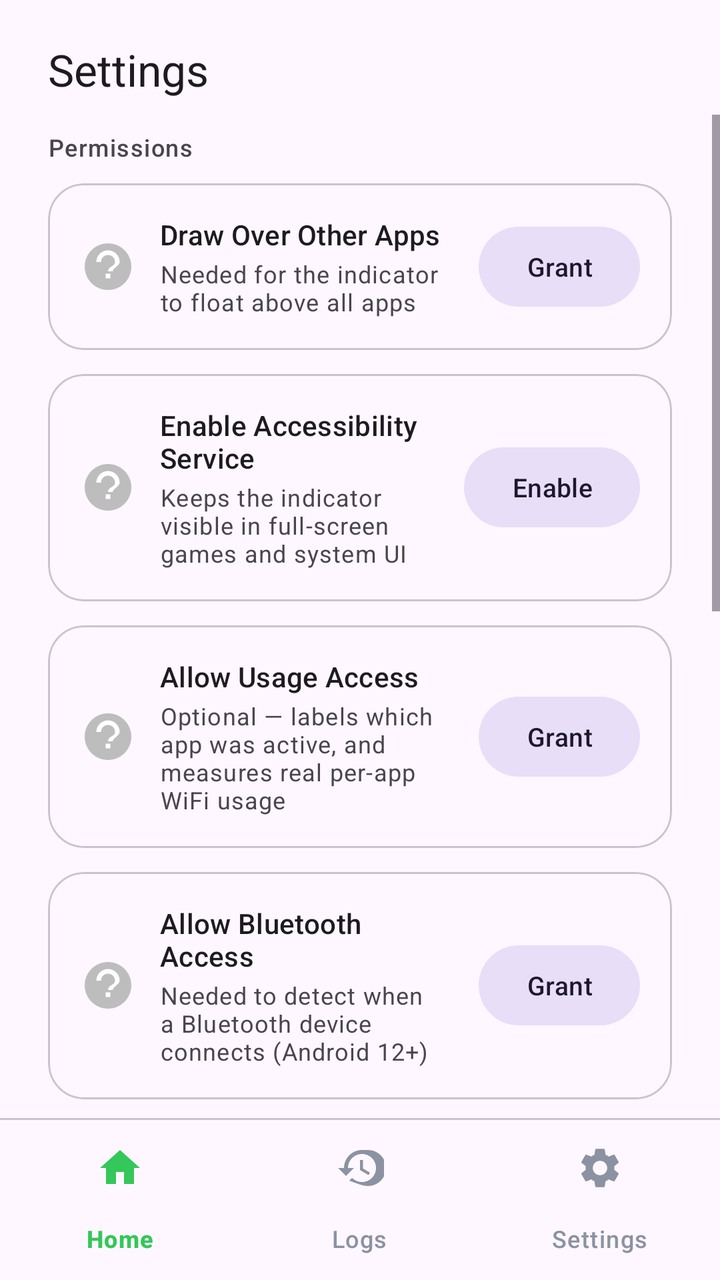
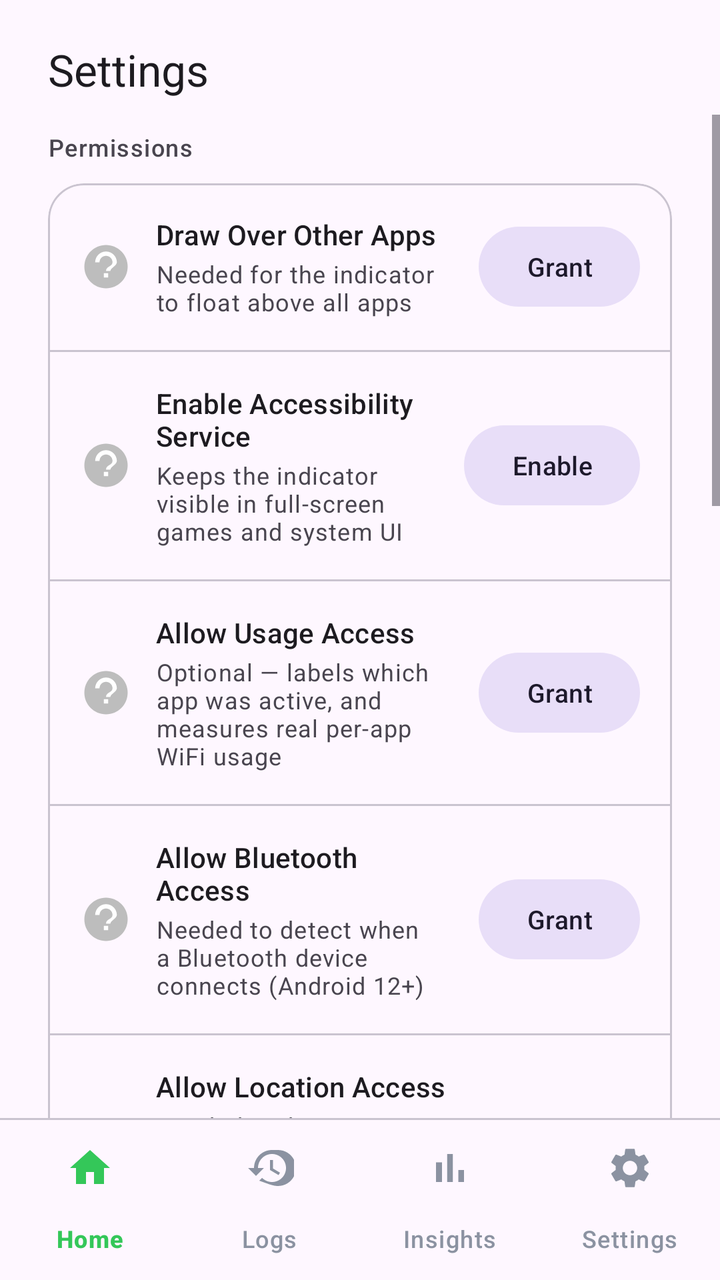

An Android layout rendered at two revisions. The XML below is the earlier revision; the diff shows what the commit changed to produce the second picture.
<!-- AndroidManifest.xml: application theme Theme.YPI -->
<!-- res/layout/activity_settings.xml -->
<?xml version="1.0" encoding="utf-8"?>
<LinearLayout xmlns:android="http://schemas.android.com/apk/res/android"
    xmlns:app="http://schemas.android.com/apk/res-auto"
    android:layout_width="match_parent"
    android:layout_height="match_parent"
    android:orientation="vertical"
    android:background="?attr/colorSurface">

    
    <TextView
        android:layout_width="wrap_content"
        android:layout_height="wrap_content"
        android:text="@string/nav_settings"
        android:textAppearance="?attr/textAppearanceTitleLarge"
        android:textColor="?attr/colorOnSurface"
        android:paddingHorizontal="24dp"
        android:paddingTop="20dp"
        android:paddingBottom="8dp" />

    <ScrollView
        android:layout_width="match_parent"
        android:layout_height="0dp"
        android:layout_weight="1"
        android:fillViewport="true"
        android:overScrollMode="never">

        <LinearLayout
            android:layout_width="match_parent"
            android:layout_height="wrap_content"
            android:orientation="vertical"
            android:paddingHorizontal="24dp"
            android:paddingBottom="28dp">

            <TextView
                android:layout_width="wrap_content"
                android:layout_height="wrap_content"
                android:text="@string/settings_permissions_heading"
                android:textAppearance="?attr/textAppearanceLabelMedium"
                android:textColor="?attr/colorOnSurfaceVariant"
                android:layout_marginTop="8dp"
                android:layout_marginBottom="10dp" />

            
            <com.google.android.material.card.MaterialCardView
                android:layout_width="match_parent"
                android:layout_height="wrap_content"
                android:layout_marginBottom="12dp"
                app:cardCornerRadius="18dp"
                app:cardElevation="0dp"
                app:strokeColor="?attr/colorOutlineVariant"
                app:strokeWidth="1dp">

                <LinearLayout
                    android:layout_width="match_parent"
                    android:layout_height="wrap_content"
                    android:orientation="horizontal"
                    android:padding="16dp"
                    android:gravity="center_vertical">

                    <ImageView
                        android:id="@+id/icStatus1"
                        android:layout_width="28dp"
                        android:layout_height="28dp"
                        android:src="@drawable/ic_pending"
                        android:contentDescription="@null" />

                    <LinearLayout
                        android:layout_width="0dp"
                        android:layout_height="wrap_content"
                        android:layout_weight="1"
                        android:orientation="vertical"
                        android:paddingHorizontal="12dp">

                        <TextView
                            android:layout_width="wrap_content"
                            android:layout_height="wrap_content"
                            android:text="@string/step1_title"
                            android:textAppearance="?attr/textAppearanceTitleSmall"
                            android:textColor="?attr/colorOnSurface" />

                        <TextView
                            android:layout_width="wrap_content"
                            android:layout_height="wrap_content"
                            android:text="@string/step1_desc"
                            android:textAppearance="?attr/textAppearanceBodySmall"
                            android:textColor="?attr/colorOnSurfaceVariant"
                            android:layout_marginTop="2dp" />

                    </LinearLayout>

                    <com.google.android.material.button.MaterialButton
                        android:id="@+id/btnGrantOverlay"
                        style="@style/Widget.Material3.Button.TonalButton"
                        android:layout_width="wrap_content"
                        android:layout_height="wrap_content"
                        android:text="@string/grant"
                        android:minWidth="80dp"
                        android:textSize="13sp" />

                </LinearLayout>
            </com.google.android.material.card.MaterialCardView>

            
            <com.google.android.material.card.MaterialCardView
                android:id="@+id/cardStep2"
                android:layout_width="match_parent"
                android:layout_height="wrap_content"
                android:layout_marginBottom="12dp"
                app:cardCornerRadius="18dp"
                app:cardElevation="0dp"
                app:strokeColor="?attr/colorOutlineVariant"
                app:strokeWidth="1dp">

                <LinearLayout
                    android:layout_width="match_parent"
                    android:layout_height="wrap_content"
                    android:orientation="horizontal"
                    android:padding="16dp"
                    android:gravity="center_vertical">

                    <ImageView
                        android:id="@+id/icStatus2"
                        android:layout_width="28dp"
                        android:layout_height="28dp"
                        android:src="@drawable/ic_pending"
                        android:contentDescription="@null" />

                    <LinearLayout
                        android:layout_width="0dp"
                        android:layout_height="wrap_content"
                        android:layout_weight="1"
                        android:orientation="vertical"
                        android:paddingHorizontal="12dp">

                        <TextView
                            android:layout_width="wrap_content"
                            android:layout_height="wrap_content"
                            android:text="@string/step2_title"
                            android:textAppearance="?attr/textAppearanceTitleSmall"
                            android:textColor="?attr/colorOnSurface" />

                        <TextView
                            android:layout_width="wrap_content"
                            android:layout_height="wrap_content"
                            android:text="@string/step2_desc"
                            android:textAppearance="?attr/textAppearanceBodySmall"
                            android:textColor="?attr/colorOnSurfaceVariant"
                            android:layout_marginTop="2dp" />

                    </LinearLayout>

                    <com.google.android.material.button.MaterialButton
                        android:id="@+id/btnEnableService"
                        style="@style/Widget.Material3.Button.TonalButton"
                        android:layout_width="wrap_content"
                        android:layout_height="wrap_content"
                        android:text="@string/enable"
                        android:minWidth="80dp"
                        android:textSize="13sp" />

                </LinearLayout>
            </com.google.android.material.card.MaterialCardView>

            
            <com.google.android.material.card.MaterialCardView
                android:id="@+id/cardStep3"
                android:layout_width="match_parent"
                android:layout_height="wrap_content"
                android:layout_marginBottom="12dp"
                app:cardCornerRadius="18dp"
                app:cardElevation="0dp"
                app:strokeColor="?attr/colorOutlineVariant"
                app:strokeWidth="1dp">

                <LinearLayout
                    android:layout_width="match_parent"
                    android:layout_height="wrap_content"
                    android:orientation="horizontal"
                    android:padding="16dp"
                    android:gravity="center_vertical">

                    <ImageView
                        android:id="@+id/icStatus3"
                        android:layout_width="28dp"
                        android:layout_height="28dp"
                        android:src="@drawable/ic_pending"
                        android:contentDescription="@null" />

                    <LinearLayout
                        android:layout_width="0dp"
                        android:layout_height="wrap_content"
                        android:layout_weight="1"
                        android:orientation="vertical"
                        android:paddingHorizontal="12dp">

                        <TextView
                            android:layout_width="wrap_content"
                            android:layout_height="wrap_content"
                            android:text="@string/step3_title"
                            android:textAppearance="?attr/textAppearanceTitleSmall"
                            android:textColor="?attr/colorOnSurface" />

                        <TextView
                            android:layout_width="wrap_content"
                            android:layout_height="wrap_content"
                            android:text="@string/step3_desc"
                            android:textAppearance="?attr/textAppearanceBodySmall"
                            android:textColor="?attr/colorOnSurfaceVariant"
                            android:layout_marginTop="2dp" />

                    </LinearLayout>

                    <com.google.android.material.button.MaterialButton
                        android:id="@+id/btnGrantUsageAccess"
                        style="@style/Widget.Material3.Button.TonalButton"
                        android:layout_width="wrap_content"
                        android:layout_height="wrap_content"
                        android:text="@string/grant"
                        android:minWidth="80dp"
                        android:textSize="13sp" />

                </LinearLayout>
            </com.google.android.material.card.MaterialCardView>

            
            <com.google.android.material.card.MaterialCardView
                android:id="@+id/cardStep4"
                android:layout_width="match_parent"
                android:layout_height="wrap_content"
                android:layout_marginBottom="12dp"
                app:cardCornerRadius="18dp"
                app:cardElevation="0dp"
                app:strokeColor="?attr/colorOutlineVariant"
                app:strokeWidth="1dp">

                <LinearLayout
                    android:layout_width="match_parent"
                    android:layout_height="wrap_content"
                    android:orientation="horizontal"
                    android:padding="16dp"
                    android:gravity="center_vertical">

                    <ImageView
                        android:id="@+id/icStatus4"
                        android:layout_width="28dp"
                        android:layout_height="28dp"
                        android:src="@drawable/ic_pending"
                        android:contentDescription="@null" />

                    <LinearLayout
                        android:layout_width="0dp"
                        android:layout_height="wrap_content"
                        android:layout_weight="1"
                        android:orientation="vertical"
                        android:paddingHorizontal="12dp">

                        <TextView
                            android:layout_width="wrap_content"
                            android:layout_height="wrap_content"
                            android:text="@string/step4_title"
                            android:textAppearance="?attr/textAppearanceTitleSmall"
                            android:textColor="?attr/colorOnSurface" />

                        <TextView
                            android:layout_width="wrap_content"
                            android:layout_height="wrap_content"
                            android:text="@string/step4_desc"
                            android:textAppearance="?attr/textAppearanceBodySmall"
                            android:textColor="?attr/colorOnSurfaceVariant"
                            android:layout_marginTop="2dp" />

                    </LinearLayout>

                    <com.google.android.material.button.MaterialButton
                        android:id="@+id/btnGrantBluetooth"
                        style="@style/Widget.Material3.Button.TonalButton"
                        android:layout_width="wrap_content"
                        android:layout_height="wrap_content"
                        android:text="@string/grant"
                        android:minWidth="80dp"
                        android:textSize="13sp" />

                </LinearLayout>
            </com.google.android.material.card.MaterialCardView>

            
            <com.google.android.material.card.MaterialCardView
                android:id="@+id/cardStep5"
                android:layout_width="match_parent"
                android:layout_height="wrap_content"
                android:layout_marginBottom="24dp"
                app:cardCornerRadius="18dp"
                app:cardElevation="0dp"
                app:strokeColor="?attr/colorOutlineVariant"
                app:strokeWidth="1dp">

                <LinearLayout
                    android:layout_width="match_parent"
                    android:layout_height="wrap_content"
                    android:orientation="horizontal"
                    android:padding="16dp"
                    android:gravity="center_vertical">

                    <ImageView
                        android:id="@+id/icStatus5"
                        android:layout_width="28dp"
                        android:layout_height="28dp"
                        android:src="@drawable/ic_pending"
                        android:contentDescription="@null" />

                    <LinearLayout
                        android:layout_width="0dp"
                        android:layout_height="wrap_content"
                        android:layout_weight="1"
                        android:orientation="vertical"
                        android:paddingHorizontal="12dp">

                        <TextView
                            android:layout_width="wrap_content"
                            android:layout_height="wrap_content"
                            android:text="@string/step5_title"
                            android:textAppearance="?attr/textAppearanceTitleSmall"
                            android:textColor="?attr/colorOnSurface" />

                        <TextView
                            android:layout_width="wrap_content"
                            android:layout_height="wrap_content"
                            android:text="@string/step5_desc"
                            android:textAppearance="?attr/textAppearanceBodySmall"
                            android:textColor="?attr/colorOnSurfaceVariant"
                            android:layout_marginTop="2dp" />

                    </LinearLayout>

                    <com.google.android.material.button.MaterialButton
                        android:id="@+id/btnGrantLocation"
                        style="@style/Widget.Material3.Button.TonalButton"
                        android:layout_width="wrap_content"
                        android:layout_height="wrap_content"
                        android:text="@string/grant"
                        android:minWidth="80dp"
                        android:textSize="13sp" />

                </LinearLayout>
            </com.google.android.material.card.MaterialCardView>

            
            <TextView
                android:layout_width="wrap_content"
                android:layout_height="wrap_content"
                android:text="@string/settings_data_heading"
                android:textAppearance="?attr/textAppearanceLabelMedium"
                android:textColor="?attr/colorOnSurfaceVariant"
                android:layout_marginBottom="10dp" />

            <com.google.android.material.card.MaterialCardView
                android:layout_width="match_parent"
                android:layout_height="wrap_content"
                android:layout_marginBottom="24dp"
                app:cardCornerRadius="18dp"
                app:cardElevation="0dp"
                app:strokeColor="?attr/colorOutlineVariant"
                app:strokeWidth="1dp">

                <LinearLayout
                    android:layout_width="match_parent"
                    android:layout_height="wrap_content"
                    android:orientation="vertical"
                    android:padding="16dp">

                    <TextView
                        android:layout_width="wrap_content"
                        android:layout_height="wrap_content"
                        android:text="@string/auto_delete_after"
                        android:textAppearance="?attr/textAppearanceTitleSmall"
                        android:textColor="?attr/colorOnSurface"
                        android:layout_marginBottom="10dp" />

                    <com.google.android.material.chip.ChipGroup
                        android:layout_width="match_parent"
                        android:layout_height="wrap_content"
                        app:singleSelection="true">

                        <com.google.android.material.chip.Chip
                            android:id="@+id/chip1Month"
                            style="@style/Widget.Material3.Chip.Filter"
                            android:layout_width="wrap_content"
                            android:layout_height="wrap_content"
                            android:text="@string/retention_1_month" />

                        <com.google.android.material.chip.Chip
                            android:id="@+id/chip3Months"
                            style="@style/Widget.Material3.Chip.Filter"
                            android:layout_width="wrap_content"
                            android:layout_height="wrap_content"
                            android:text="@string/retention_3_months" />

                        <com.google.android.material.chip.Chip
                            android:id="@+id/chip6Months"
                            style="@style/Widget.Material3.Chip.Filter"
                            android:layout_width="wrap_content"
                            android:layout_height="wrap_content"
                            android:text="@string/retention_6_months" />

                    </com.google.android.material.chip.ChipGroup>
                </LinearLayout>
            </com.google.android.material.card.MaterialCardView>

            
            <TextView
                android:layout_width="wrap_content"
                android:layout_height="wrap_content"
                android:text="@string/settings_about_heading"
                android:textAppearance="?attr/textAppearanceLabelMedium"
                android:textColor="?attr/colorOnSurfaceVariant"
                android:layout_marginBottom="10dp" />

            <com.google.android.material.card.MaterialCardView
                android:layout_width="match_parent"
                android:layout_height="wrap_content"
                app:cardCornerRadius="18dp"
                app:cardElevation="0dp"
                app:strokeColor="?attr/colorOutlineVariant"
                app:strokeWidth="1dp">

                <LinearLayout
                    android:layout_width="match_parent"
                    android:layout_height="wrap_content"
                    android:orientation="vertical"
                    android:padding="16dp">

                    <TextView
                        android:layout_width="wrap_content"
                        android:layout_height="wrap_content"
                        android:text="@string/app_display_name"
                        android:textAppearance="?attr/textAppearanceTitleSmall"
                        android:textColor="?attr/colorOnSurface" />

                    <TextView
                        android:layout_width="wrap_content"
                        android:layout_height="wrap_content"
                        android:text="@string/about_version"
                        android:textAppearance="?attr/textAppearanceBodySmall"
                        android:textColor="?attr/colorOnSurfaceVariant"
                        android:layout_marginTop="4dp" />

                    <TextView
                        android:layout_width="wrap_content"
                        android:layout_height="wrap_content"
                        android:text="@string/by_author"
                        android:textAppearance="?attr/textAppearanceBodySmall"
                        android:textColor="?attr/colorOnSurfaceVariant"
                        android:layout_marginTop="2dp" />

                </LinearLayout>
            </com.google.android.material.card.MaterialCardView>

        </LinearLayout>
    </ScrollView>

    <View
        android:layout_width="match_parent"
        android:layout_height="1dp"
        android:background="?attr/colorOutlineVariant" />

    <include
        android:id="@+id/bottomNavInclude"
        layout="@layout/bottom_nav_bar" />

</LinearLayout>
<!-- res/layout/bottom_nav_bar.xml (included above) -->
<?xml version="1.0" encoding="utf-8"?>
<com.google.android.material.bottomnavigation.BottomNavigationView
    xmlns:android="http://schemas.android.com/apk/res/android"
    xmlns:app="http://schemas.android.com/apk/res-auto"
    android:id="@+id/bottomNav"
    android:layout_width="match_parent"
    android:layout_height="wrap_content"
    android:background="?attr/colorSurface"
    app:elevation="0dp"
    app:itemIconTint="@color/nav_icon_tint"
    app:itemTextColor="@color/nav_icon_tint"
    app:labelVisibilityMode="labeled"
    app:menu="@menu/bottom_nav_menu" />
<!-- resources referenced by this layout -->
<resources>
  <!-- drawable ic_pending (drawable) -->
  <?xml version="1.0" encoding="utf-8"?>
  <vector xmlns:android="http://schemas.android.com/apk/res/android"
      android:width="28dp"
      android:height="28dp"
      android:viewportWidth="24"
      android:viewportHeight="24">
      <path
          android:fillColor="#BDBDBD"
          android:pathData="M12,2C6.48,2 2,6.48 2,12s4.48,10 10,10 10,-4.48 10,-10S17.52,2 12,2z"/>
      <path
          android:fillColor="#FFFFFF"
          android:pathData="M11,17h2v-2h-2v2zM12,5C9.24,5 7,7.24 7,10h2c0,-1.66 1.34,-3 3,-3s3,1.34 3,3c0,2 -3,1.75 -3,4h2c0,-1.25 3,-2.5 3,-4C17,7.24 14.76,5 12,5z"/>
  </vector>
  <string name="about_version">Version 1.0.0 · Open source</string>
  <string name="app_display_name">YPI</string>
  <string name="auto_delete_after">Auto-delete after</string>
  <string name="by_author">by M YOUNUS</string>
  <string name="enable">Enable</string>
  <string name="grant">Grant</string>
  <string name="nav_settings">Settings</string>
  <string name="retention_1_month">1 month</string>
  <string name="retention_3_months">3 months</string>
  <string name="retention_6_months">6 months</string>
  <string name="settings_about_heading">About</string>
  <string name="settings_data_heading">Data</string>
  <string name="settings_permissions_heading">Permissions</string>
  <string name="step1_desc">Needed for the indicator to float above all apps</string>
  <string name="step1_title">Draw Over Other Apps</string>
  <string name="step2_desc">Keeps the indicator visible in full-screen games and system UI</string>
  <string name="step2_title">Enable Accessibility Service</string>
  <string name="step3_desc">Optional — labels which app was active, and measures real per-app WiFi usage</string>
  <string name="step3_title">Allow Usage Access</string>
  <string name="step4_desc">Needed to detect when a Bluetooth device connects (Android 12+)</string>
  <string name="step4_title">Allow Bluetooth Access</string>
  <string name="step5_desc">Needed to detect active GPS use. Only watches the GPS radio — never reads your actual coordinates</string>
  <string name="step5_title">Allow Location Access</string>
  <style name="Theme.YPI" parent="Theme.Material3.DayNight.NoActionBar">
          <item name="colorPrimary">@color/color_camera</item>
          <item name="colorOnPrimary">@color/white</item>
          <item name="colorPrimaryContainer">#1A3D26</item>
          <item name="colorOnPrimaryContainer">@color/color_camera</item>
  
          
          <item name="android:statusBarColor">@android:color/transparent</item>
          <item name="android:windowDrawsSystemBarBackgrounds">true</item>
      </style>
  <color name="color_camera">#34C759</color>
  <color name="white">#FFFFFF</color>
</resources>

<!-- the commit's change to res/layout/activity_settings.xml (unified diff, before → after) -->
@@ -31,6 +31,7 @@
             android:paddingHorizontal="24dp"
             android:paddingBottom="28dp">
 
+            
             <TextView
                 android:layout_width="wrap_content"
                 android:layout_height="wrap_content"
@@ -40,252 +41,7 @@
                 android:layout_marginTop="8dp"
                 android:layout_marginBottom="10dp" />
 
-            
             <com.google.android.material.card.MaterialCardView
-                android:layout_width="match_parent"
-                android:layout_height="wrap_content"
-                android:layout_marginBottom="12dp"
-                app:cardCornerRadius="18dp"
-                app:cardElevation="0dp"
-                app:strokeColor="?attr/colorOutlineVariant"
-                app:strokeWidth="1dp">
-
-                <LinearLayout
-                    android:layout_width="match_parent"
-                    android:layout_height="wrap_content"
-                    android:orientation="horizontal"
-                    android:padding="16dp"
-                    android:gravity="center_vertical">
-
-                    <ImageView
-                        android:id="@+id/icStatus1"
-                        android:layout_width="28dp"
-                        android:layout_height="28dp"
-                        android:src="@drawable/ic_pending"
-                        android:contentDescription="@null" />
-
-                    <LinearLayout
-                        android:layout_width="0dp"
-                        android:layout_height="wrap_content"
-                        android:layout_weight="1"
-                        android:orientation="vertical"
-                        android:paddingHorizontal="12dp">
-
-                        <TextView
-                            android:layout_width="wrap_content"
-                            android:layout_height="wrap_content"
-                            android:text="@string/step1_title"
-                            android:textAppearance="?attr/textAppearanceTitleSmall"
-                            android:textColor="?attr/colorOnSurface" />
-
-                        <TextView
-                            android:layout_width="wrap_content"
-                            android:layout_height="wrap_content"
-                            android:text="@string/step1_desc"
-                            android:textAppearance="?attr/textAppearanceBodySmall"
-                            android:textColor="?attr/colorOnSurfaceVariant"
-                            android:layout_marginTop="2dp" />
-
-                    </LinearLayout>
-
-                    <com.google.android.material.button.MaterialButton
-                        android:id="@+id/btnGrantOverlay"
-                        style="@style/Widget.Material3.Button.TonalButton"
-                        android:layout_width="wrap_content"
-                        android:layout_height="wrap_content"
-                        android:text="@string/grant"
-                        android:minWidth="80dp"
-                        android:textSize="13sp" />
-
-                </LinearLayout>
-            </com.google.android.material.card.MaterialCardView>
-
-            
-            <com.google.android.material.card.MaterialCardView
-                android:id="@+id/cardStep2"
-                android:layout_width="match_parent"
-                android:layout_height="wrap_content"
-                android:layout_marginBottom="12dp"
-                app:cardCornerRadius="18dp"
-                app:cardElevation="0dp"
-                app:strokeColor="?attr/colorOutlineVariant"
-                app:strokeWidth="1dp">
-
-                <LinearLayout
-                    android:layout_width="match_parent"
-                    android:layout_height="wrap_content"
-                    android:orientation="horizontal"
-                    android:padding="16dp"
-                    android:gravity="center_vertical">
-
-                    <ImageView
-                        android:id="@+id/icStatus2"
-                        android:layout_width="28dp"
-                        android:layout_height="28dp"
-                        android:src="@drawable/ic_pending"
-                        android:contentDescription="@null" />
-
-                    <LinearLayout
-                        android:layout_width="0dp"
-                        android:layout_height="wrap_content"
-                        android:layout_weight="1"
-                        android:orientation="vertical"
-                        android:paddingHorizontal="12dp">
-
-                        <TextView
-                            android:layout_width="wrap_content"
-                            android:layout_height="wrap_content"
-                            android:text="@string/step2_title"
-                            android:textAppearance="?attr/textAppearanceTitleSmall"
-                            android:textColor="?attr/colorOnSurface" />
-
-                        <TextView
-                            android:layout_width="wrap_content"
-                            android:layout_height="wrap_content"
-                            android:text="@string/step2_desc"
-                            android:textAppearance="?attr/textAppearanceBodySmall"
-                            android:textColor="?attr/colorOnSurfaceVariant"
-                            android:layout_marginTop="2dp" />
-
-                    </LinearLayout>
-
-                    <com.google.android.material.button.MaterialButton
-                        android:id="@+id/btnEnableService"
-                        style="@style/Widget.Material3.Button.TonalButton"
-                        android:layout_width="wrap_content"
-                        android:layout_height="wrap_content"
-                        android:text="@string/enable"
-                        android:minWidth="80dp"
-                        android:textSize="13sp" />
-
-                </LinearLayout>
-            </com.google.android.material.card.MaterialCardView>
-
-            
-            <com.google.android.material.card.MaterialCardView
-                android:id="@+id/cardStep3"
-                android:layout_width="match_parent"
-                android:layout_height="wrap_content"
-                android:layout_marginBottom="12dp"
-                app:cardCornerRadius="18dp"
-                app:cardElevation="0dp"
-                app:strokeColor="?attr/colorOutlineVariant"
-                app:strokeWidth="1dp">
-
-                <LinearLayout
-                    android:layout_width="match_parent"
-                    android:layout_height="wrap_content"
-                    android:orientation="horizontal"
-                    android:padding="16dp"
-                    android:gravity="center_vertical">
-
-                    <ImageView
-                        android:id="@+id/icStatus3"
-                        android:layout_width="28dp"
-                        android:layout_height="28dp"
-                        android:src="@drawable/ic_pending"
-                        android:contentDescription="@null" />
-
-                    <LinearLayout
-                        android:layout_width="0dp"
-                        android:layout_height="wrap_content"
-                        android:layout_weight="1"
-                        android:orientation="vertical"
-                        android:paddingHorizontal="12dp">
-
-                        <TextView
-                            android:layout_width="wrap_content"
-                            android:layout_height="wrap_content"
-                            android:text="@string/step3_title"
-                            android:textAppearance="?attr/textAppearanceTitleSmall"
-                            android:textColor="?attr/colorOnSurface" />
-
-                        <TextView
-                            android:layout_width="wrap_content"
-                            android:layout_height="wrap_content"
-                            android:text="@string/step3_desc"
-                            android:textAppearance="?attr/textAppearanceBodySmall"
-                            android:textColor="?attr/colorOnSurfaceVariant"
-                            android:layout_marginTop="2dp" />
-
-                    </LinearLayout>
-
-                    <com.google.android.material.button.MaterialButton
-                        android:id="@+id/btnGrantUsageAccess"
-                        style="@style/Widget.Material3.Button.TonalButton"
-                        android:layout_width="wrap_content"
-                        android:layout_height="wrap_content"
-                        android:text="@string/grant"
-                        android:minWidth="80dp"
-                        android:textSize="13sp" />
-
-                </LinearLayout>
-            </com.google.android.material.card.MaterialCardView>
-
-            
-            <com.google.android.material.card.MaterialCardView
-                android:id="@+id/cardStep4"
-                android:layout_width="match_parent"
-                android:layout_height="wrap_content"
-                android:layout_marginBottom="12dp"
-                app:cardCornerRadius="18dp"
-                app:cardElevation="0dp"
-                app:strokeColor="?attr/colorOutlineVariant"
-                app:strokeWidth="1dp">
-
-                <LinearLayout
-                    android:layout_width="match_parent"
-                    android:layout_height="wrap_content"
-                    android:orientation="horizontal"
-                    android:padding="16dp"
-                    android:gravity="center_vertical">
-
-                    <ImageView
-                        android:id="@+id/icStatus4"
-                        android:layout_width="28dp"
-                        android:layout_height="28dp"
-                        android:src="@drawable/ic_pending"
-                        android:contentDescription="@null" />
-
-                    <LinearLayout
-                        android:layout_width="0dp"
-                        android:layout_height="wrap_content"
-                        android:layout_weight="1"
-                        android:orientation="vertical"
-                        android:paddingHorizontal="12dp">
-
-                        <TextView
-                            android:layout_width="wrap_content"
-                            android:layout_height="wrap_content"
-                            android:text="@string/step4_title"
-                            android:textAppearance="?attr/textAppearanceTitleSmall"
-                            android:textColor="?attr/colorOnSurface" />
-
-                        <TextView
-                            android:layout_width="wrap_content"
-                            android:layout_height="wrap_content"
-                            android:text="@string/step4_desc"
-                            android:textAppearance="?attr/textAppearanceBodySmall"
-                            android:textColor="?attr/colorOnSurfaceVariant"
-                            android:layout_marginTop="2dp" />
-
-                    </LinearLayout>
-
-                    <com.google.android.material.button.MaterialButton
-                        android:id="@+id/btnGrantBluetooth"
-                        style="@style/Widget.Material3.Button.TonalButton"
-                        android:layout_width="wrap_content"
-                        android:layout_height="wrap_content"
-                        android:text="@string/grant"
-                        android:minWidth="80dp"
-                        android:textSize="13sp" />
-
-                </LinearLayout>
-            </com.google.android.material.card.MaterialCardView>
-
-            
-            <com.google.android.material.card.MaterialCardView
-                android:id="@+id/cardStep5"
                 android:layout_width="match_parent"
                 android:layout_height="wrap_content"
                 android:layout_marginBottom="24dp"
@@ -297,49 +53,378 @@
                 <LinearLayout
                     android:layout_width="match_parent"
                     android:layout_height="wrap_content"
-                    android:orientation="horizontal"
-                    android:padding="16dp"
-                    android:gravity="center_vertical">
-
-                    <ImageView
-                        android:id="@+id/icStatus5"
-                        android:layout_width="28dp"
-                        android:layout_height="28dp"
-                        android:src="@drawable/ic_pending"
-                        android:contentDescription="@null" />
-
+                    android:orientation="vertical">
+
+                    
                     <LinearLayout
-                        android:layout_width="0dp"
-                        android:layout_height="wrap_content"
-                        android:layout_weight="1"
-                        android:orientation="vertical"
-                        android:paddingHorizontal="12dp">
-
-                        <TextView
-                            android:layout_width="wrap_content"
-                            android:layout_height="wrap_content"
-                            android:text="@string/step5_title"
-                            android:textAppearance="?attr/textAppearanceTitleSmall"
-                            android:textColor="?attr/colorOnSurface" />
-
-                        <TextView
-                            android:layout_width="wrap_content"
-                            android:layout_height="wrap_content"
-                            android:text="@string/step5_desc"
-                            android:textAppearance="?attr/textAppearanceBodySmall"
-                            android:textColor="?attr/colorOnSurfaceVariant"
-                            android:layout_marginTop="2dp" />
+                        android:layout_width="match_parent"
+                        android:layout_height="wrap_content"
+                        android:orientation="horizontal"
+                        android:padding="16dp"
+                        android:gravity="center_vertical">
+
+                        <ImageView
+                            android:id="@+id/icStatus1"
+                            android:layout_width="26dp"
+                            android:layout_height="26dp"
+                            android:src="@drawable/ic_pending"
+                            android:contentDescription="@null" />
+
+                        <LinearLayout
+                            android:layout_width="0dp"
+                            android:layout_height="wrap_content"
+                            android:layout_weight="1"
+                            android:orientation="vertical"
+                            android:paddingHorizontal="12dp">
+
+                            <TextView
+                                android:layout_width="wrap_content"
+                                android:layout_height="wrap_content"
+                                android:text="@string/step1_title"
+                                android:textAppearance="?attr/textAppearanceTitleSmall"
+                                android:textColor="?attr/colorOnSurface" />
+
+                            <TextView
+                                android:layout_width="wrap_content"
+                                android:layout_height="wrap_content"
+                                android:text="@string/step1_desc"
+                                android:textAppearance="?attr/textAppearanceBodySmall"
+                                android:textColor="?attr/colorOnSurfaceVariant"
+                                android:layout_marginTop="2dp" />
+
+                        </LinearLayout>
+
+                        <com.google.android.material.button.MaterialButton
+                            android:id="@+id/btnGrantOverlay"
+                            style="@style/Widget.Material3.Button.TonalButton"
+                            android:layout_width="wrap_content"
+                            android:layout_height="wrap_content"
+                            android:text="@string/grant"
+                            android:minWidth="80dp"
+                            android:textSize="13sp" />
 
                     </LinearLayout>
 
-                    <com.google.android.material.button.MaterialButton
-                        android:id="@+id/btnGrantLocation"
-                        style="@style/Widget.Material3.Button.TonalButton"
-                        android:layout_width="wrap_content"
-                        android:layout_height="wrap_content"
-                        android:text="@string/grant"
-                        android:minWidth="80dp"
-                        android:textSize="13sp" />
+                    <View android:layout_width="match_parent" android:layout_height="1dp" android:background="?attr/colorOutlineVariant" />
+
+                    
+                    <LinearLayout
+                        android:id="@+id/rowStep2"
+                        android:layout_width="match_parent"
+                        android:layout_height="wrap_content"
+                        android:orientation="horizontal"
+                        android:padding="16dp"
+                        android:gravity="center_vertical">
+
+                        <ImageView
+                            android:id="@+id/icStatus2"
+                            android:layout_width="26dp"
+                            android:layout_height="26dp"
+                            android:src="@drawable/ic_pending"
+                            android:contentDescription="@null" />
+
+                        <LinearLayout
+                            android:layout_width="0dp"
+                            android:layout_height="wrap_content"
+                            android:layout_weight="1"
+                            android:orientation="vertical"
+                            android:paddingHorizontal="12dp">
+
+                            <TextView
+                                android:layout_width="wrap_content"
+                                android:layout_height="wrap_content"
+                                android:text="@string/step2_title"
+                                android:textAppearance="?attr/textAppearanceTitleSmall"
+                                android:textColor="?attr/colorOnSurface" />
+
+                            <TextView
+                                android:layout_width="wrap_content"
+                                android:layout_height="wrap_content"
+                                android:text="@string/step2_desc"
+                                android:textAppearance="?attr/textAppearanceBodySmall"
+                                android:textColor="?attr/colorOnSurfaceVariant"
+                                android:layout_marginTop="2dp" />
+
+                        </LinearLayout>
+
+                        <com.google.android.material.button.MaterialButton
+                            android:id="@+id/btnEnableService"
+                            style="@style/Widget.Material3.Button.TonalButton"
+                            android:layout_width="wrap_content"
+                            android:layout_height="wrap_content"
+                            android:text="@string/enable"
+                            android:minWidth="80dp"
+                            android:textSize="13sp" />
+
+                    </LinearLayout>
+
+                    <View android:layout_width="match_parent" android:layout_height="1dp" android:background="?attr/colorOutlineVariant" />
+
+                    
+                    <LinearLayout
+                        android:layout_width="match_parent"
+                        android:layout_height="wrap_content"
+                        android:orientation="horizontal"
+                        android:padding="16dp"
+                        android:gravity="center_vertical">
+
+                        <ImageView
+                            android:id="@+id/icStatus3"
+                            android:layout_width="26dp"
+                            android:layout_height="26dp"
+                            android:src="@drawable/ic_pending"
+                            android:contentDescription="@null" />
+
+                        <LinearLayout
+                            android:layout_width="0dp"
+                            android:layout_height="wrap_content"
+                            android:layout_weight="1"
+                            android:orientation="vertical"
+                            android:paddingHorizontal="12dp">
+
+                            <TextView
+                                android:layout_width="wrap_content"
+                                android:layout_height="wrap_content"
+                                android:text="@string/step3_title"
+                                android:textAppearance="?attr/textAppearanceTitleSmall"
+                                android:textColor="?attr/colorOnSurface" />
+
+                            <TextView
+                                android:layout_width="wrap_content"
+                                android:layout_height="wrap_content"
+                                android:text="@string/step3_desc"
+                                android:textAppearance="?attr/textAppearanceBodySmall"
+                                android:textColor="?attr/colorOnSurfaceVariant"
+                                android:layout_marginTop="2dp" />
+
+                        </LinearLayout>
+
+                        <com.google.android.material.button.MaterialButton
+                            android:id="@+id/btnGrantUsageAccess"
+                            style="@style/Widget.Material3.Button.TonalButton"
+                            android:layout_width="wrap_content"
+                            android:layout_height="wrap_content"
+                            android:text="@string/grant"
+                            android:minWidth="80dp"
+                            android:textSize="13sp" />
+
+                    </LinearLayout>
+
+                    <View android:layout_width="match_parent" android:layout_height="1dp" android:background="?attr/colorOutlineVariant" />
+
+                    
+                    <LinearLayout
+                        android:layout_width="match_parent"
+                        android:layout_height="wrap_content"
+                        android:orientation="horizontal"
+                        android:padding="16dp"
+                        android:gravity="center_vertical">
+
+                        <ImageView
+                            android:id="@+id/icStatus4"
+                            android:layout_width="26dp"
+                            android:layout_height="26dp"
+                            android:src="@drawable/ic_pending"
+                            android:contentDescription="@null" />
+
+                        <LinearLayout
+                            android:layout_width="0dp"
+                            android:layout_height="wrap_content"
+                            android:layout_weight="1"
+                            android:orientation="vertical"
+                            android:paddingHorizontal="12dp">
+
+                            <TextView
+                                android:layout_width="wrap_content"
+                                android:layout_height="wrap_content"
+                                android:text="@string/step4_title"
+                                android:textAppearance="?attr/textAppearanceTitleSmall"
+                                android:textColor="?attr/colorOnSurface" />
+
+                            <TextView
+                                android:layout_width="wrap_content"
+                                android:layout_height="wrap_content"
+                                android:text="@string/step4_desc"
+                                android:textAppearance="?attr/textAppearanceBodySmall"
+                                android:textColor="?attr/colorOnSurfaceVariant"
+                                android:layout_marginTop="2dp" />
+
+                        </LinearLayout>
+
+                        <com.google.android.material.button.MaterialButton
+                            android:id="@+id/btnGrantBluetooth"
+                            style="@style/Widget.Material3.Button.TonalButton"
+                            android:layout_width="wrap_content"
+                            android:layout_height="wrap_content"
+                            android:text="@string/grant"
+                            android:minWidth="80dp"
+                            android:textSize="13sp" />
+
+                    </LinearLayout>
+
+                    <View android:layout_width="match_parent" android:layout_height="1dp" android:background="?attr/colorOutlineVariant" />
+
+                    
+                    <LinearLayout
+                        android:layout_width="match_parent"
+                        android:layout_height="wrap_content"
+                        android:orientation="horizontal"
+                        android:padding="16dp"
+                        android:gravity="center_vertical">
+
+                        <ImageView
+                            android:id="@+id/icStatus5"
+                            android:layout_width="26dp"
+                            android:layout_height="26dp"
+                            android:src="@drawable/ic_pending"
+                            android:contentDescription="@null" />
+
+                        <LinearLayout
+                            android:layout_width="0dp"
+                            android:layout_height="wrap_content"
+                            android:layout_weight="1"
+                            android:orientation="vertical"
+                            android:paddingHorizontal="12dp">
+
+                            <TextView
+                                android:layout_width="wrap_content"
+                                android:layout_height="wrap_content"
+                                android:text="@string/step5_title"
+                                android:textAppearance="?attr/textAppearanceTitleSmall"
+                                android:textColor="?attr/colorOnSurface" />
+
+                            <TextView
+                                android:layout_width="wrap_content"
+                                android:layout_height="wrap_content"
+                                android:text="@string/step5_desc"
+                                android:textAppearance="?attr/textAppearanceBodySmall"
+                                android:textColor="?attr/colorOnSurfaceVariant"
+                                android:layout_marginTop="2dp" />
+
+                        </LinearLayout>
+
+                        <com.google.android.material.button.MaterialButton
+                            android:id="@+id/btnGrantLocation"
+                            style="@style/Widget.Material3.Button.TonalButton"
+                            android:layout_width="wrap_content"
+                            android:layout_height="wrap_content"
+                            android:text="@string/grant"
+                            android:minWidth="80dp"
+                            android:textSize="13sp" />
+
+                    </LinearLayout>
+
+                </LinearLayout>
+            </com.google.android.material.card.MaterialCardView>
+
+            
+            <TextView
+                android:layout_width="wrap_content"
+                android:layout_height="wrap_content"
+                android:text="@string/settings_appearance_heading"
+                android:textAppearance="?attr/textAppearanceLabelMedium"
+                android:textColor="?attr/colorOnSurfaceVariant"
+                android:layout_marginBottom="10dp" />
+
+            <com.google.android.material.card.MaterialCardView
+                android:layout_width="match_parent"
+                android:layout_height="wrap_content"
+                android:layout_marginBottom="24dp"
+                app:cardCornerRadius="18dp"
+                app:cardElevation="0dp"
+                app:strokeColor="?attr/colorOutlineVariant"
+                app:strokeWidth="1dp">
+
+                <LinearLayout
+                    android:layout_width="match_parent"
+                    android:layout_height="wrap_content"
+                    android:orientation="vertical"
+                    android:padding="16dp">
+
+                    <TextView
+                        android:layout_width="wrap_content"
+                        android:layout_height="wrap_content"
+                        android:text="@string/settings_theme_title"
+                        android:textAppearance="?attr/textAppearanceTitleSmall"
+                        android:textColor="?attr/colorOnSurface"
+                        android:layout_marginBottom="10dp" />
+
+                    <com.google.android.material.chip.ChipGroup
+                        android:id="@+id/themeChips"
+                        android:layout_width="match_parent"
+                        android:layout_height="wrap_content"
+                        android:layout_marginBottom="18dp"
+                        app:singleSelection="true">
+
+                        <com.google.android.material.chip.Chip
+                            android:id="@+id/chipThemeLight"
+                            style="@style/Widget.Material3.Chip.Filter"
+                            android:layout_width="wrap_content"
+                            android:layout_height="wrap_content"
+                            android:text="@string/theme_light" />
+
+                        <com.google.android.material.chip.Chip
+                            android:id="@+id/chipThemeDark"
+                            style="@style/Widget.Material3.Chip.Filter"
+                            android:layout_width="wrap_content"
+                            android:layout_height="wrap_content"
+                            android:text="@string/theme_dark" />
+
+                        <com.google.android.material.chip.Chip
+                            android:id="@+id/chipThemeSystem"
+                            style="@style/Widget.Material3.Chip.Filter"
+                            android:layout_width="wrap_content"
+                            android:layout_height="wrap_content"
+                            android:text="@string/theme_system" />
+
+                    </com.google.android.material.chip.ChipGroup>
+
+                    <View android:layout_width="match_parent" android:layout_height="1dp" android:background="?attr/colorOutlineVariant" android:layout_marginBottom="14dp" />
+
+                    <TextView
+                        android:layout_width="wrap_content"
+                        android:layout_height="wrap_content"
+                        android:text="@string/settings_icon_title"
+                        android:textAppearance="?attr/textAppearanceTitleSmall"
+                        android:textColor="?attr/colorOnSurface"
+                        android:layout_marginBottom="4dp" />
+
+                    <TextView
+                        android:layout_width="wrap_content"
+                        android:layout_height="wrap_content"
+                        android:text="@string/settings_icon_desc"
+                        android:textAppearance="?attr/textAppearanceBodySmall"
+                        android:textColor="?attr/colorOnSurfaceVariant"
+                        android:layout_marginBottom="10dp" />
+
+                    <com.google.android.material.chip.ChipGroup
+                        android:id="@+id/iconChips"
+                        android:layout_width="match_parent"
+                        android:layout_height="wrap_content"
+                        app:singleSelection="true">
+
+                        <com.google.android.material.chip.Chip
+                            android:id="@+id/chipIconDefault"
+                            style="@style/Widget.Material3.Chip.Filter"
+                            android:layout_width="wrap_content"
+                            android:layout_height="wrap_content"
+                            android:text="@string/icon_default" />
+
+                        <com.google.android.material.chip.Chip
+                            android:id="@+id/chipIconStealth"
+                            style="@style/Widget.Material3.Chip.Filter"
+                            android:layout_width="wrap_content"
+                            android:layout_height="wrap_content"
+                            android:text="@string/icon_stealth" />
+
+                        <com.google.android.material.chip.Chip
+                            android:id="@+id/chipIconMinimal"
+                            style="@style/Widget.Material3.Chip.Filter"
+                            android:layout_width="wrap_content"
+                            android:layout_height="wrap_content"
+                            android:text="@string/icon_minimal" />
+
+                    </com.google.android.material.chip.ChipGroup>
 
                 </LinearLayout>
             </com.google.android.material.card.MaterialCardView>
<!-- resource entries referenced after the edit -->
@@ -20,13 +20,20 @@
   <string name="by_author">by M YOUNUS</string>
   <string name="enable">Enable</string>
   <string name="grant">Grant</string>
+  <string name="icon_default">Default</string>
+  <string name="icon_minimal">Minimal</string>
+  <string name="icon_stealth">Stealth</string>
   <string name="nav_settings">Settings</string>
   <string name="retention_1_month">1 month</string>
   <string name="retention_3_months">3 months</string>
   <string name="retention_6_months">6 months</string>
   <string name="settings_about_heading">About</string>
+  <string name="settings_appearance_heading">Appearance</string>
   <string name="settings_data_heading">Data</string>
+  <string name="settings_icon_desc">Android only allows switching between a fixed set of pre-built icons, not an arbitrary custom image</string>
+  <string name="settings_icon_title">App icon</string>
   <string name="settings_permissions_heading">Permissions</string>
+  <string name="settings_theme_title">Theme</string>
   <string name="step1_desc">Needed for the indicator to float above all apps</string>
   <string name="step1_title">Draw Over Other Apps</string>
   <string name="step2_desc">Keeps the indicator visible in full-screen games and system UI</string>
@@ -37,6 +44,9 @@
   <string name="step4_title">Allow Bluetooth Access</string>
   <string name="step5_desc">Needed to detect active GPS use. Only watches the GPS radio — never reads your actual coordinates</string>
   <string name="step5_title">Allow Location Access</string>
+  <string name="theme_dark">Dark</string>
+  <string name="theme_light">Light</string>
+  <string name="theme_system">System</string>
   <style name="Theme.YPI" parent="Theme.Material3.DayNight.NoActionBar">
           <item name="colorPrimary">@color/color_camera</item>
           <item name="colorOnPrimary">@color/white</item>
